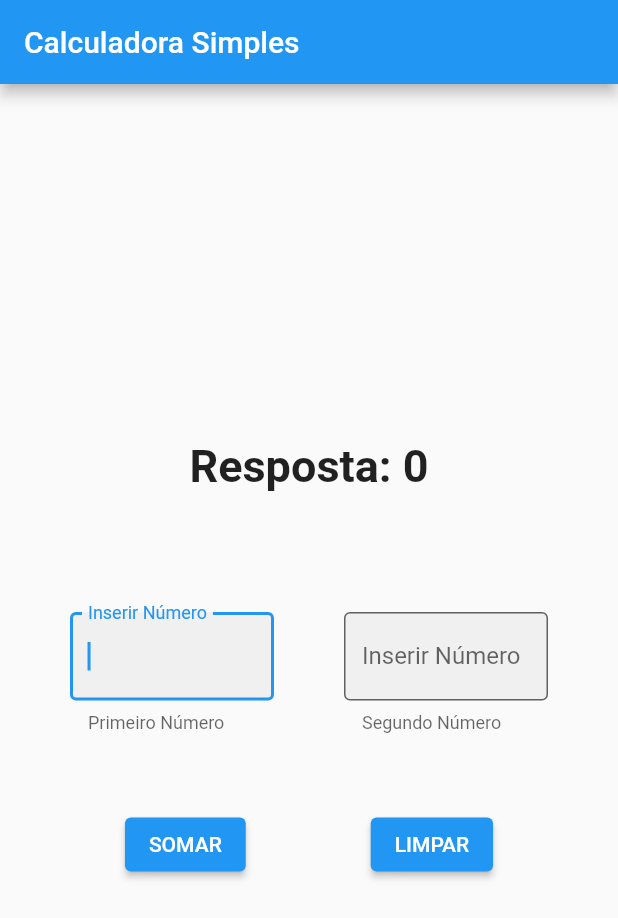
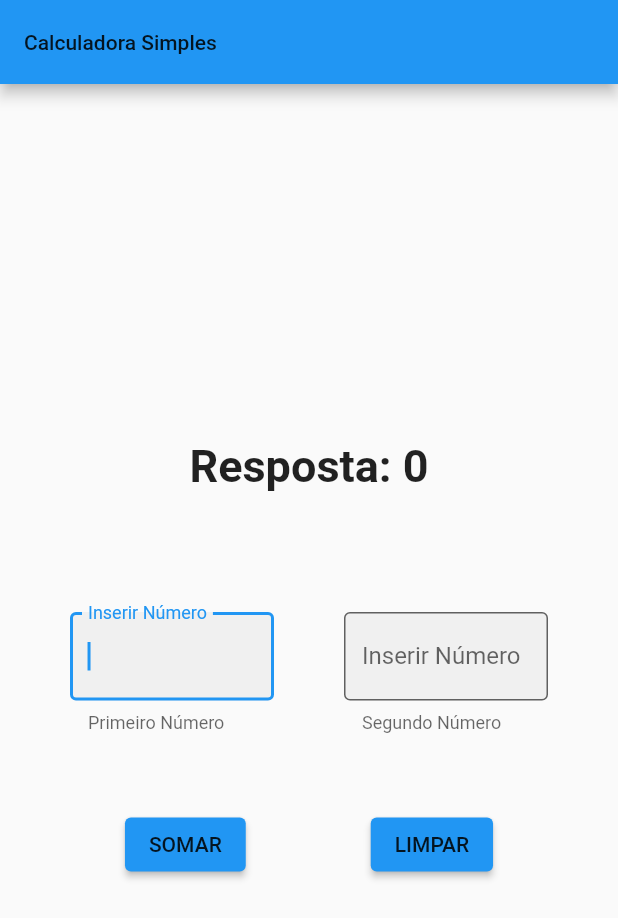
Before and after one commit to LucasMonteir0/exercicios_cubos, a Flutter app: the MyHomePage screen opened directly, on a phone screen of 412 x 824 dp. Shown: the top 918 px of the screen. Run offline on Flutter 3.47's test engine with Material 2 defaults, Android fonts, the phone set to English and light mode, and no system bars.

Commit message:
upando ex2

```diff
--- a/data_inputs/lib/exercices/ex01_simple_calculator.dart
+++ b/data_inputs/lib/exercices/ex01_simple_calculator.dart
@@ -14,8 +14,10 @@ class MyApp extends StatelessWidget {
   Widget build(BuildContext context) {
     return MaterialApp(
       theme: ThemeData(
-        primarySwatch: Colors.grey,
-      ),
+          primarySwatch: Colors.grey,
+          textTheme: TextTheme(
+              bodyText1: TextStyle(color: Colors.white, fontSize: 20),
+              bodyText2: TextStyle(color: Colors.grey.shade600))),
       home: const MyHomePage(),
     );
   }
@@ -31,7 +33,6 @@ class MyHomePage extends StatefulWidget {
 }
 
 class _MyHomePageState extends State<MyHomePage> {
-
   //REALMENTE PRECISA CRIAR 2 CONTROLLERS?
 
   final textFieldController1 = TextEditingController();
@@ -39,7 +40,6 @@ class _MyHomePageState extends State<MyHomePage> {
   int result = 0;
 
   void clearText() {
-
     textFieldController1.clear();
     textFieldController2.clear();
 
@@ -60,9 +60,13 @@ class _MyHomePageState extends State<MyHomePage> {
 
   @override
   Widget build(BuildContext context) {
+    final theme = Theme.of(context);
     return Scaffold(
       appBar: AppBar(
-        title: const Text('Calculadora Simples'),
+        title: Text(
+          'Calculadora Simples',
+          style: theme.textTheme.bodyText1,
+        ),
       ),
       body: Column(mainAxisAlignment: MainAxisAlignment.center, children: [
         Text('Resposta: $result',
@@ -100,11 +104,11 @@ class _MyHomePageState extends State<MyHomePage> {
           children: [
             ElevatedButton(
               onPressed: () => calculator(),
-              child: const Text('SOMAR'),
+              child: Text('SOMAR', style: theme.textTheme.bodyText1),
             ),
             ElevatedButton(
               onPressed: clearText,
-              child: const Text('LIMPAR'),
+              child: Text('LIMPAR', style: theme.textTheme.bodyText1),
             ),
           ],
         )
```
Also changed, not shown: data_inputs/lib/exercices/ex02_age_validator.dart (+66 -5 lines).
